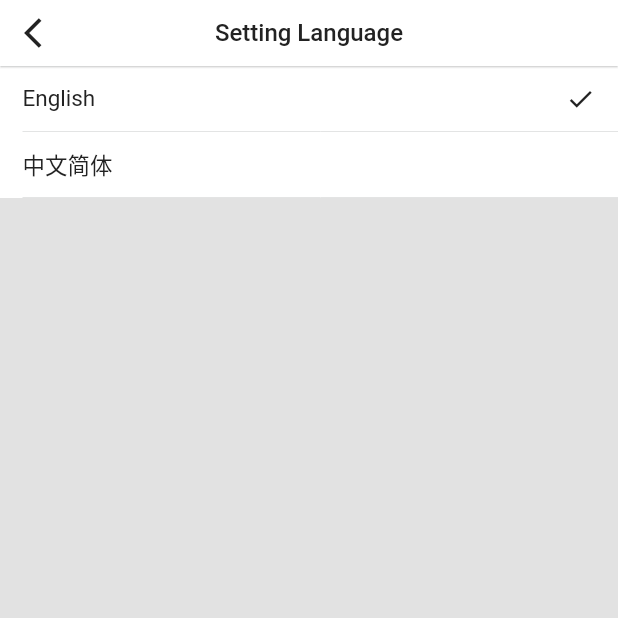
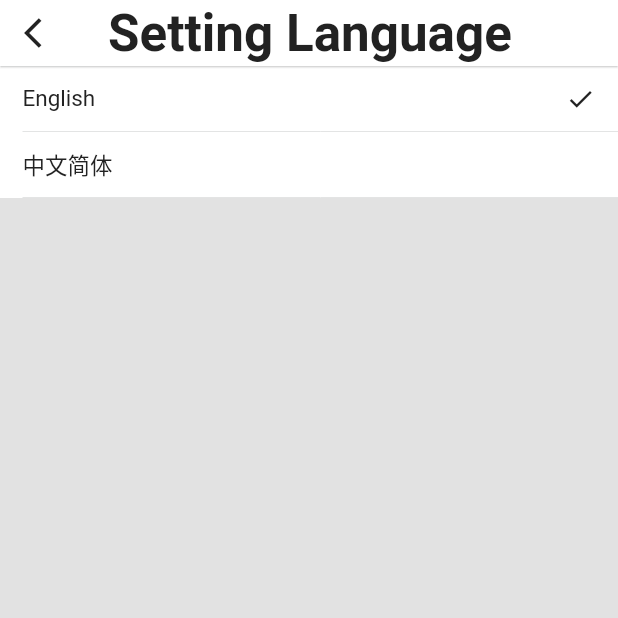
Before and after one commit to izsm/V2EX, a Flutter app: the LanguagePage screen opened directly, on a phone screen of 412 x 824 dp, the top half of it. Run offline on Flutter 3.47's test engine with Material 2 defaults, Android fonts, the phone set to English and light mode, and no system bars; our stand-ins replace shared_preferences; accounts and stored records are empty.

Commit message:
[commit]:

```diff
--- a/v2ex/lib/classes/profile/modular/language/language_page.dart
+++ b/v2ex/lib/classes/profile/modular/language/language_page.dart
@@ -19,9 +19,11 @@ class _LanguagePageState extends State<LanguagePage> {
   late Localized _localeModel;
   late VLocalizations _localization;
   List<Locale> _supportedLocales = [];
+  late BuildContext? _context;
 
   @override
   Widget build(BuildContext context) {
+    _context = context;
     _localeModel = Provider.of<Localized>(context);
     if (_selectLocale.isEmpty) {
       _selectLocale = _localeModel.locale;
@@ -41,7 +43,7 @@ class _LanguagePageState extends State<LanguagePage> {
         padding: const EdgeInsets.only(right: 15),
         child: _selectLocale == _localeModel.locale ? null : Center(
           child: GestureDetector(
-            child: Text(_localization.confirm, style: TextStyle(color: C.c222222, fontSize: 15)),
+            child: Text(_localization.confirm, style: TextStyle(color: C.title(context), fontSize: 15)),
             onTap: () {
               _localeModel.change = _selectLocale;
             },
@@ -58,7 +60,7 @@ class _LanguagePageState extends State<LanguagePage> {
       itemBuilder: ((context, index) {
         return GestureDetector(
           child: Container(
-            color: Colors.white,
+            color: C.list(_context!),
               padding: const EdgeInsets.only(left: 15),
               child: Column(
               children: [
@@ -68,17 +70,17 @@ class _LanguagePageState extends State<LanguagePage> {
                       Expanded(
                         child: Text(
                           _localeModel.dispalyName(_supportedLocales[index].toString()),
-                          style: TextStyle(color: C.c222222, fontSize: 15)
+                          style: TextStyle(color: C.title(context), fontSize: 15)
                         )
                       ),
                       Padding(
                         padding: const EdgeInsets.only(right: 15),
-                        child: _selectLocale == _supportedLocales[index].toString() ? Icon(Icons.check, size: 20, color: C.c222222) : null
+                        child: _selectLocale == _supportedLocales[index].toString() ? Icon(Icons.check, size: 20, color: C.title(context)) : null
                       )
                     ],
                   ),
                 ),
-                Divider(color: C.line, height: 0.5,)
+                Divider(color: C.line(context), height: 0.5)
               ]
             )
           ),
--- a/v2ex/lib/common/color_ext.dart
+++ b/v2ex/lib/common/color_ext.dart
@@ -9,7 +9,9 @@ extension C on Color {
   // 黑色8
   static Color c999999 = '#999999'.color;
   // 线
-  static Color line = '#dfe0e0'.color;
+  static Color line(BuildContext context) {
+    return isDarkMode(context) ? '555555'.color : '#dfe0e0'.color;
+  }
   // 导航栏、tabbar
   static Color bar(BuildContext context) {
     return isDarkMode(context) ? '1A222C'.color : Colors.white;
@@ -22,6 +24,12 @@ extension C on Color {
   static Color list(BuildContext context) {
     return isDarkMode(context) ? '1A222C'.color : Colors.white;
   }
+  // 列表等
+  static Color title(BuildContext context) {
+    return isDarkMode(context) ? '#999999'.color : '#222222'.color;
+  }
+
+
 
   Color alpha(double value) {
     return withOpacity(value);
--- a/v2ex/lib/main.dart
+++ b/v2ex/lib/main.dart
@@ -61,14 +61,12 @@ class _MyAppState extends State<MyApp> with WidgetsBindingObserver {
               // 全局修改去除点击水波纹效果
               splashColor: Colors.transparent,
               highlightColor: Colors.transparent,
-              // brightness: Brightness.light,
             ),
-            // darkTheme: ThemeData(
-            //   // 全局修改去除点击水波纹效果
-            //   splashColor: Colors.transparent,
-            //   highlightColor: Colors.transparent,
-            //   // brightness: Brightness.dark,
-            // ),
+            darkTheme: ThemeData(
+              // 全局修改去除点击水波纹效果
+              splashColor: Colors.transparent,
+              highlightColor: Colors.transparent,
+            ),
             themeMode: ThemeMode.system,
             initialRoute: '/',
             onGenerateRoute: onGenerateRoute,
--- a/v2ex/lib/widgets/ui_navigation_bar.dart
+++ b/v2ex/lib/widgets/ui_navigation_bar.dart
@@ -1,5 +1,6 @@
 import 'package:flutter/material.dart';
 import '../common/color_ext.dart';
+import 'package:v2ex/common/adapt.dart';
 
 class UINavigationBar extends StatefulWidget implements PreferredSizeWidget {
 
@@ -44,7 +45,7 @@ class _UINavigationBarState extends State<UINavigationBar> {
     if (widget.title != null) {
       title = Text(
         widget.title!,
-        style: TextStyle(color: isDarkMode(context) ? C.c999999 : C.c222222, fontSize: 16)
+        style: TextStyle(color: C.title(context), fontSize: 16.fit, fontWeight: FontWeight.bold)
       );
     }
     if (widget.titleWidget != null) {
@@ -59,7 +60,7 @@ class _UINavigationBarState extends State<UINavigationBar> {
       actions: widget.rightItems,
       bottom: widget.tabs,
       toolbarHeight: 44,
-      shadowColor: C.line,
+      shadowColor: C.line(context),
       backgroundColor: widget.backgroundColor ?? C.bar(context),
     );
   }
--- a/v2ex/pubspec.yaml
+++ b/v2ex/pubspec.yaml
@@ -61,9 +61,8 @@ flutter:
   uses-material-design: true
 
   # To add assets to your application, add an assets section, like this:
-  # assets:
-  #   - images/a_dot_burr.jpeg
-  #   - images/a_dot_ham.jpeg
+  assets:
+    - resource/images/placeholder.png
 
   # An image asset can refer to one or more resolution-specific "variants", see
   # https://flutter.dev/assets-and-images/#resolution-aware
```
Also changed, not shown: v2ex/resource/images/placeholder.png (added), 2 other files.
